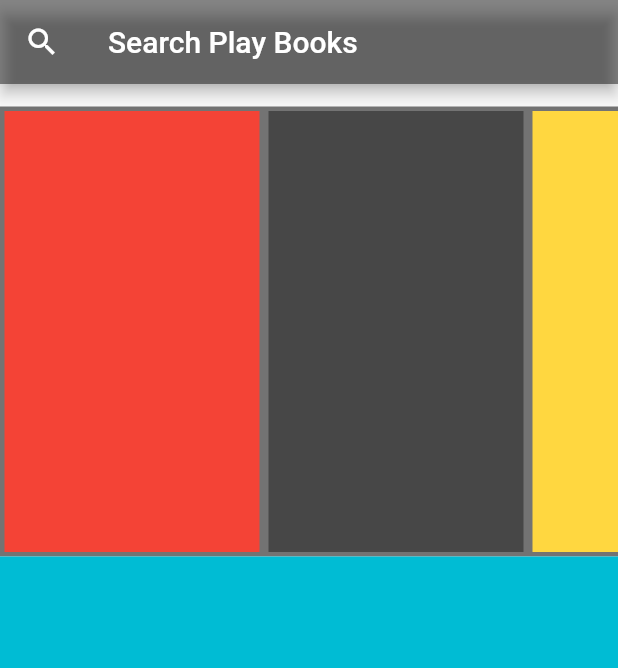
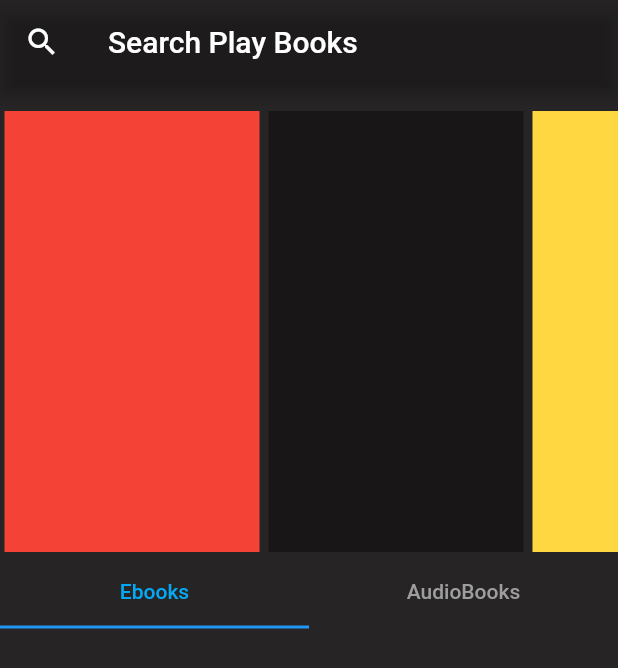
Before and after one commit to RitaMonreal/playBooksMaquetadoPrueba, a Flutter app: the screen it shows after launch, on a phone screen of 412 x 824 dp. Shown: the top 668 px of the screen. Run offline on Flutter 3.47's test engine with Material 2 defaults, Android fonts, the phone set to English and light mode, and no system bars.

Commit message:
no me acuerdo que modifiqué aquí, pero es lo que vio el profe

```diff
--- a/lib/main.dart
+++ b/lib/main.dart
@@ -12,13 +12,14 @@ class MyApp extends StatelessWidget {
     return MaterialApp(
       title: title,
       home: Scaffold(
+          backgroundColor: const Color.fromRGBO(38, 36, 36, 1.0),
         appBar:_buildMainAppBar(),
         body: Column(
           children: <Widget>[
             Container(
               //margin: const EdgeInsets.symmetric(vertical: 15.0),
               margin: const EdgeInsets.only(top: 15.0),
-              color: Colors.black54,
+              //color: Colors.black54,
               height: 300.0,
               child: ListView(
                 // This next line does the trick.
@@ -53,8 +54,9 @@ class MyApp extends StatelessWidget {
               widthFactor: 1.0,
               //heightFactor: 1.0,
               child: Container(
-                color: Colors.cyan,
+                color: Color.fromRGBO(38, 36, 36, 0.5),
                 height: 456,
+                child:  _tabTiposLibros(context),
               ),
             ),
           ],
@@ -66,8 +68,26 @@ class MyApp extends StatelessWidget {
 
 AppBar _buildMainAppBar() {
   return AppBar(
-      leading: Icon(Icons.search),
-      backgroundColor: Colors.black45,
+      leading: const Icon(Icons.search),
+      backgroundColor: const Color.fromRGBO(38, 36, 36, 0.1),
       title: const Text('Search Play Books')
   );
 }
+
+
+Widget _tabTiposLibros(BuildContext context) {
+  return  DefaultTabController(
+    length: 2, // length of tabs
+    child: Column(crossAxisAlignment: CrossAxisAlignment.stretch, children: const <Widget>[
+      TabBar(
+        labelColor: Colors.lightBlue,
+        unselectedLabelColor: Colors.grey,
+        tabs: [
+          Tab(text: 'Ebooks'),
+          Tab(text: 'AudioBooks'),
+        ],
+      ),
+    ],
+    ),
+  );
+}
```
